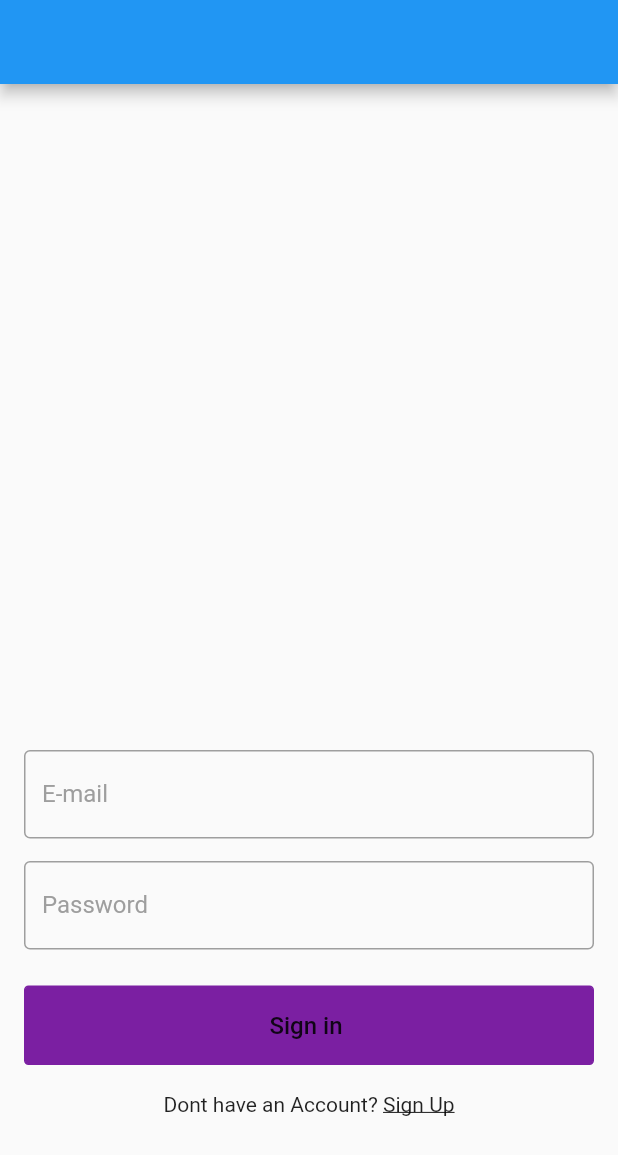
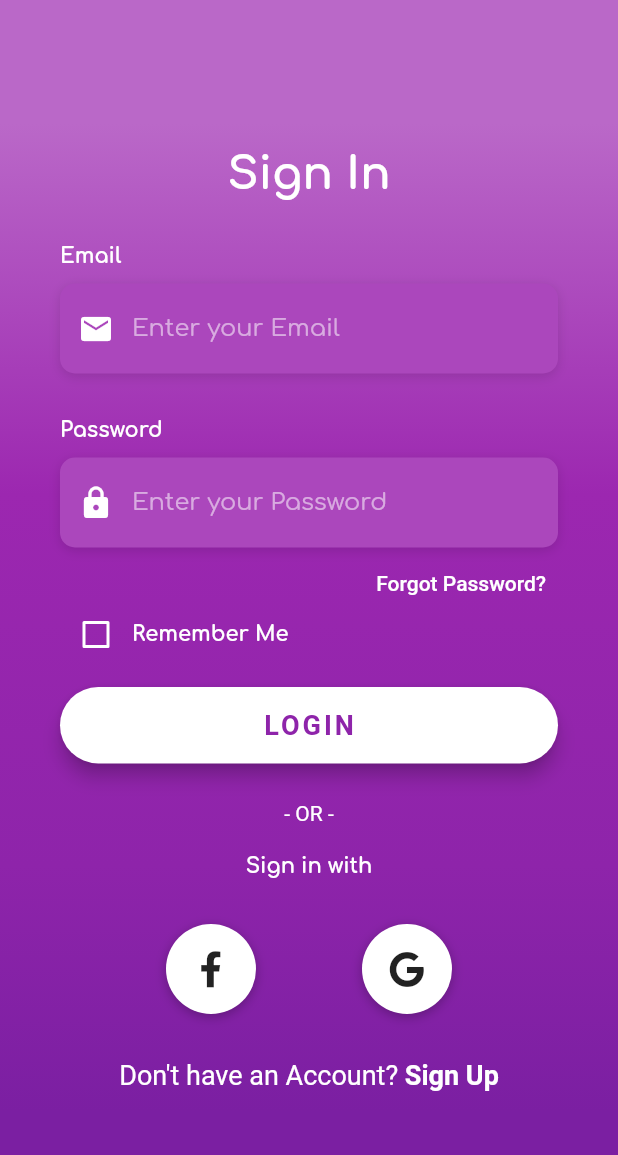
Before and after one commit to NTwahir/Filmder, a Flutter app: the screen it shows after launch, on a phone screen of 412 x 824 dp. Shown: the top 1155 px of the screen. Run offline on Flutter 3.47's test engine with Material 2 defaults, Android fonts, the phone set to English and light mode, and no system bars; our stand-ins replace firebase_auth, firebase_core, font_awesome_flutter, google_fonts; missing offline and left inert: wc_form_validators; accounts and stored records are empty; Roboto replaces fonts that are missing (OpenSans).

Commit message:
Finished prelimary design login screen

```diff
--- a/lib/main.dart
+++ b/lib/main.dart
@@ -1,6 +1,8 @@
+import 'package:filmder/screens/login_screen.dart';
 import 'package:filmder/screens/sign_in.dart';
 import 'package:filmder/screens/home.dart';
 import 'package:filmder/screens/sign_up.dart';
+import 'package:filmder/screens/welcome.dart';
 import 'package:filmder/services/auth.dart';
 import 'package:filmder/theme/colors.dart';
 import 'package:firebase_core/firebase_core.dart';
@@ -11,10 +13,13 @@ void main() async {
 
   await Firebase.initializeApp();
   runApp(MaterialApp(
-    theme: ThemeData(),
+    theme: ThemeData(
+      primaryColor: hexColor,
+      scaffoldBackgroundColor: Colors.white,
+    ),
     darkTheme: ThemeData.dark(),
     routes: {
-      '/': (context) => SignIn(),
+      '/': (context) => LoginScreen(),
       '/second': (context) => SignUp(),
     },
   ));
--- /dev/null
+++ b/lib/screens/login_screen.dart
@@ -0,0 +1,297 @@
+import 'package:filmder/theme/colors.dart';
+import 'package:flutter/material.dart';
+import 'package:font_awesome_flutter/font_awesome_flutter.dart';
+
+class LoginScreen extends StatefulWidget {
+  LoginScreen({Key? key}) : super(key: key);
+
+  @override
+  _LoginScreenState createState() => _LoginScreenState();
+}
+
+class _LoginScreenState extends State<LoginScreen> {
+  bool _rememberMe = false;
+
+  Widget _buildEmailTF() {
+    return Column(
+      crossAxisAlignment: CrossAxisAlignment.start,
+      children: <Widget>[
+        Text(
+          "Email",
+          style: kLabelStyle,
+        ),
+        SizedBox(
+          height: 10.0,
+        ),
+        Container(
+          alignment: Alignment.centerLeft,
+          decoration: kBoxDecorationStyle,
+          height: 60.0,
+          child: TextFormField(
+            keyboardType: TextInputType.emailAddress,
+            style: TextStyle(color: Colors.white),
+            decoration: InputDecoration(
+                border: InputBorder.none,
+                contentPadding: EdgeInsets.only(top: 14.0),
+                prefixIcon: Icon(
+                  Icons.email,
+                  color: Colors.white,
+                ),
+                hintText: "Enter your Email",
+                hintStyle: kHintTextStyle),
+          ),
+        )
+      ],
+    );
+  }
+
+  Widget _buildPasswordTF() {
+    return Column(
+      crossAxisAlignment: CrossAxisAlignment.start,
+      children: <Widget>[
+        Text(
+          "Password",
+          style: kLabelStyle,
+        ),
+        SizedBox(
+          height: 10.0,
+        ),
+        Container(
+          alignment: Alignment.centerLeft,
+          decoration: kBoxDecorationStyle,
+          height: 60.0,
+          child: TextFormField(
+            obscureText: true,
+            keyboardType: TextInputType.emailAddress,
+            style: TextStyle(color: Colors.white),
+            decoration: InputDecoration(
+                border: InputBorder.none,
+                contentPadding: EdgeInsets.only(top: 14.0),
+                prefixIcon: Icon(
+                  Icons.lock,
+                  color: Colors.white,
+                ),
+                hintText: "Enter your Password",
+                hintStyle: kHintTextStyle),
+          ),
+        )
+      ],
+    );
+  }
+
+  Widget _buildForgotPasswordBtn() {
+    return Container(
+      alignment: Alignment.centerRight,
+      child: TextButton(
+        child: Padding(
+          padding: const EdgeInsets.only(right: 0),
+          child: Text(
+            "Forgot Password?",
+            style: TextStyle(color: Colors.white),
+          ),
+        ),
+        onPressed: () => print("Forgot Password Button Pressed"),
+      ),
+    );
+  }
+
+  Widget _buildRememberMeCheckbox() {
+    return Container(
+      height: 20,
+      child: Row(
+        children: <Widget>[
+          Theme(
+            data: ThemeData(unselectedWidgetColor: Colors.white),
+            child: Checkbox(
+              value: _rememberMe,
+              checkColor: Colors.black,
+              activeColor: Colors.white,
+              onChanged: (value) {
+                setState(() {
+                  _rememberMe = value!;
+                });
+              },
+            ),
+          ),
+          Text(
+            "Remember Me",
+            style: kLabelStyle,
+          )
+        ],
+      ),
+    );
+  }
+
+  Widget _buildLoginBtn() {
+    return Container(
+      padding: EdgeInsets.symmetric(vertical: 25.0),
+      width: double.infinity,
+      child: ElevatedButton(
+        child: Text(
+          "LOGIN",
+          style: TextStyle(
+              color: Color(0xFF8E24AA),
+              letterSpacing: 2.0,
+              fontSize: 18,
+              fontWeight: FontWeight.bold,
+              fontFamily: "OpenSans"),
+        ),
+        style: ElevatedButton.styleFrom(
+            elevation: 5.0,
+            padding: EdgeInsets.all(15.0),
+            shape: RoundedRectangleBorder(
+                borderRadius: BorderRadius.circular(30.0)),
+            primary: Colors.white),
+        onPressed: () => print('Login button pressed'),
+      ),
+    );
+  }
+
+  Widget _buildSigninWithText() {
+    return Column(children: <Widget>[
+      Text(
+        "- OR -",
+        style: TextStyle(color: Colors.white, fontWeight: FontWeight.w400),
+      ),
+      SizedBox(
+        height: 20.0,
+      ),
+      Text(
+        "Sign in with",
+        style: kLabelStyle,
+      )
+    ]);
+  }
+
+  Widget _buildSocialBtnRow() {
+    return Padding(
+      padding: const EdgeInsets.symmetric(vertical: 30.0),
+      child: Row(
+        mainAxisAlignment: MainAxisAlignment.spaceEvenly,
+        children: [
+          GestureDetector(
+            onTap: () => print("Sign in with Facebook"),
+            child: Container(
+              height: 60.0,
+              width: 60.0,
+              decoration: BoxDecoration(
+                shape: BoxShape.circle,
+                color: Colors.white,
+                boxShadow: [
+                  BoxShadow(
+                      color: Colors.black26,
+                      offset: Offset(0, 2),
+                      blurRadius: 6.0)
+                ],
+              ),
+              child: Icon(FontAwesomeIcons.facebookF),
+            ),
+          ),
+          GestureDetector(
+            onTap: () => print("Sign in with Google"),
+            child: Container(
+              height: 60.0,
+              width: 60.0,
+              decoration: BoxDecoration(
+                shape: BoxShape.circle,
+                color: Colors.white,
+                boxShadow: [
+                  BoxShadow(
+                      color: Colors.black26,
+                      offset: Offset(0, 2),
+                      blurRadius: 6.0)
+                ],
+              ),
+              child: Icon(FontAwesomeIcons.google),
+            ),
+          ),
+        ],
+      ),
+    );
+  }
+
+  Widget _buildSignUp() {
+    return GestureDetector(
+      onTap: () => print("Sign up btn pressed"),
+      child: RichText(
+          text: TextSpan(children: [
+        TextSpan(
+          text: "Don't have an Account? ",
+          style: TextStyle(
+            color: Colors.white,
+            fontSize: 18.0,
+            fontWeight: FontWeight.w400,
+          ),
+        ),
+        TextSpan(
+          text: "Sign Up",
+          style: TextStyle(
+            color: Colors.white,
+            fontSize: 18.0,
+            fontWeight: FontWeight.bold,
+          ),
+        )
+      ])),
+    );
+  }
+
+  @override
+  Widget build(BuildContext context) {
+    return Scaffold(
+      body: Stack(
+        children: <Widget>[
+          Container(
+            height: double.infinity,
+            width: double.infinity,
+            decoration: BoxDecoration(
+                gradient: LinearGradient(
+                    begin: Alignment.topCenter,
+                    end: Alignment.bottomCenter,
+                    colors: [
+                  Color(0xFFBA68C8),
+                  Color(0xFF9C27B0),
+                  Color(0xFF8E24AA),
+                  hexColor,
+                ],
+                    stops: [
+                  0.1,
+                  0.4,
+                  0.7,
+                  0.9
+                ])),
+          ),
+          Container(
+            height: double.infinity,
+            child: SingleChildScrollView(
+              physics: AlwaysScrollableScrollPhysics(),
+              padding: EdgeInsets.symmetric(horizontal: 40.0, vertical: 100.0),
+              child: Column(
+                mainAxisAlignment: MainAxisAlignment.center,
+                children: <Widget>[
+                  Text(
+                    "Sign In",
+                    style: kTitleTextStyle,
+                  ),
+                  SizedBox(
+                    height: 30.0,
+                  ),
+                  _buildEmailTF(),
+                  SizedBox(
+                    height: 30.0,
+                  ),
+                  _buildPasswordTF(),
+                  _buildForgotPasswordBtn(),
+                  _buildRememberMeCheckbox(),
+                  _buildLoginBtn(),
+                  _buildSigninWithText(),
+                  _buildSocialBtnRow(),
+                  _buildSignUp(),
+                ],
+              ),
+            ),
+          ),
+        ],
+      ),
+    );
+  }
+}
--- /dev/null
+++ b/lib/screens/welcome.dart
@@ -0,0 +1,60 @@
+import 'package:filmder/theme/colors.dart';
+import 'package:flutter/cupertino.dart';
+import 'package:flutter/material.dart';
+
+class WelcomeScreen extends StatelessWidget {
+  const WelcomeScreen({Key? key}) : super(key: key);
+
+  @override
+  Widget build(BuildContext context) {
+    return Scaffold(
+      body: Stack(
+        children: <Widget>[
+          Container(
+            height: double.infinity,
+            width: double.infinity,
+            decoration: BoxDecoration(
+                gradient: LinearGradient(
+                    begin: Alignment.topCenter,
+                    end: Alignment.bottomCenter,
+                    colors: [
+                  Color(0xFFBA68C8),
+                  Color(0xFF9C27B0),
+                  Color(0xFF8E24AA),
+                  hexColor,
+                ],
+                    stops: [
+                  0.1,
+                  0.4,
+                  0.7,
+                  0.9
+                ])),
+          ),
+          Container(
+            height: double.infinity,
+            child: SingleChildScrollView(
+              physics: AlwaysScrollableScrollPhysics(),
+              padding: EdgeInsets.symmetric(horizontal: 40.0, vertical: 120.0),
+              child: Column(
+                mainAxisAlignment: MainAxisAlignment.center,
+                children: <Widget>[
+                  Text(
+                    "Sign In",
+                    style: TextStyle(
+                        color: Colors.white,
+                        fontFamily: 'OpenSans',
+                        fontSize: 30.0,
+                        fontWeight: FontWeight.bold),
+                  ),
+                  SizedBox(
+                    height: 30.0,
+                  ),
+                ],
+              ),
+            ),
+          )
+        ],
+      ),
+    );
+  }
+}
--- a/lib/theme/colors.dart
+++ b/lib/theme/colors.dart
@@ -1,4 +1,5 @@
 import 'package:flutter/material.dart';
+import 'package:google_fonts/google_fonts.dart';
 
 const subColor = Color(0xFFE040FB);
 const hexColor = const Color(0xFF7B1FA2);
@@ -6,3 +7,27 @@ const accentColor = const Color(0xFF424242);
 const AppBarDark = Color(0xFF111111);
 const IconLight = Color(0xFF999999);
 const itemDark = Color(0xFF262629);
+
+final kTitleTextStyle = GoogleFonts.comfortaa(
+    color: Colors.white, fontSize: 30.0, fontWeight: FontWeight.bold);
+
+final kHintTextStyle = GoogleFonts.comfortaa(
+  color: Colors.white54,
+);
+
+final kLabelStyle = GoogleFonts.comfortaa(
+  color: Colors.white,
+  fontWeight: FontWeight.bold,
+);
+
+final kBoxDecorationStyle = BoxDecoration(
+  color: Color(0xFFAB47BC),
+  borderRadius: BorderRadius.circular(10.0),
+  boxShadow: [
+    BoxShadow(
+      color: Colors.black12,
+      blurRadius: 6.0,
+      offset: Offset(0, 2),
+    ),
+  ],
+);
--- a/pubspec.yaml
+++ b/pubspec.yaml
@@ -29,6 +29,7 @@ dependencies:
   firebase_auth: ^3.0.1
   firebase_core: ^1.4.0
   flutter_bloc: ^7.0.1
+  font_awesome_flutter: ^9.1.0
   google_fonts: ^2.1.0
   google_sign_in: ^5.0.5
   provider: ^5.0.0
@@ -49,8 +50,7 @@ flutter:
   uses-material-design: true
   # To add assets to your application, add an assets section, like this:
   # assets:
-  #   - images/a_dot_burr.jpeg
-  #   - images/a_dot_ham.jpeg
+  #   - assets
   # An image asset can refer to one or more resolution-specific "variants", see
   # https://flutter.dev/assets-and-images/#resolution-aware.
   # For details regarding adding assets from package dependencies, see
```
Also changed, not shown: pubspec.lock.
